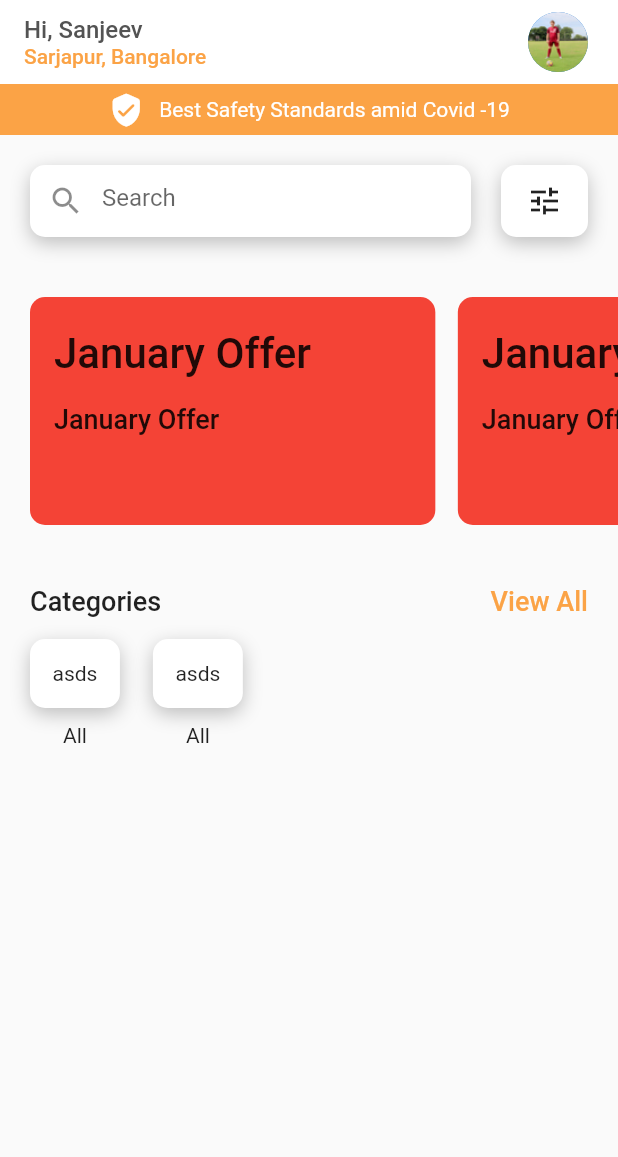
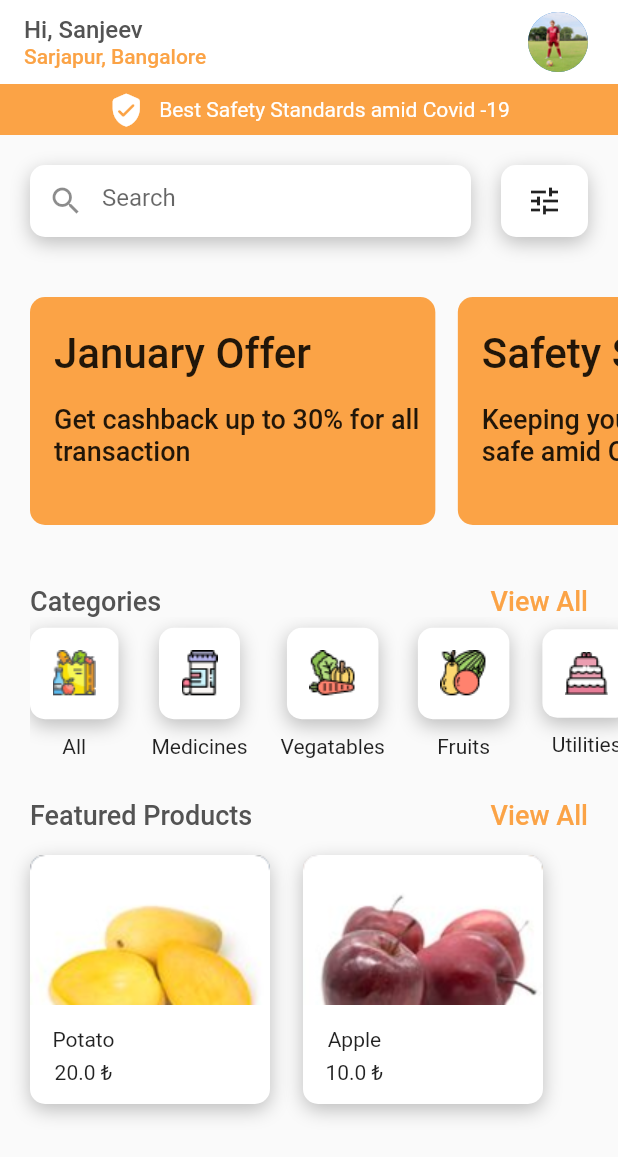
Before and after one commit to turan1302/flutter-commerce, a Flutter app: the screen it shows after launch, on a phone screen of 412 x 824 dp. Shown: the top 1157 px of the screen. Run offline on Flutter 3.47's test engine with Material 2 defaults, Android fonts, the phone set to English and light mode, and no system bars.

```diff
--- a/lib/sayfalar/Anasayfa.dart
+++ b/lib/sayfalar/Anasayfa.dart
@@ -1,5 +1,6 @@
 import 'package:flutter/material.dart';
 import 'package:flutter_commerce/sabitler/ext.dart';
+import 'package:flutter_commerce/servisler/anasayfa.dart';
 
 class Anasayfa extends StatefulWidget {
   const Anasayfa({Key? key}) : super(key: key);
@@ -25,24 +26,51 @@ class _AnasayfaState extends State<Anasayfa> {
                 /** ANASYAFA SLIDER KISMI **/
                 buildSlider(),
                 /** CATEGORIES KISMI **/
+                buildCategories(),
+                /** ANASAYFA FEATURED PRODUCTS KISMI **/
+                buildFeaturedProducts()
+              ],
+            ),
+          ),
+        ),
+      ),
+    );
+  }
+
+  Column buildFeaturedProducts() {
+    return Column(
+                children: [
                   Padding(
-                  padding: EdgeInsets.only(top: 20,left: 20,right: 20),
+                    padding: EdgeInsets.only(top: 20, left: 20, right: 20),
                     child: Row(
                       mainAxisAlignment: MainAxisAlignment.spaceBetween,
                       children: [
-                      Text("Categories",style: TextStyle(fontSize: 18,fontWeight: FontWeight.w500)),
-                      Text("View All",style: TextStyle(color: HexColor("FBA346"),fontSize: 18,fontWeight: FontWeight.w500))
+                        Text(
+                          "Featured Products",
+                          style: TextStyle(
+                              color: HexColor("535353"),
+                              fontSize: 18,
+                              fontWeight: FontWeight.w500),
+                        ),
+                        Text(
+                          "View All",
+                          style: TextStyle(
+                              color: HexColor("FBA346"),
+                              fontSize: 18,
+                              fontWeight: FontWeight.w500),
+                        ),
                       ],
                     ),
                   ),
                   Padding(
-                  padding: EdgeInsets.only(left: 20),
+                      padding: EdgeInsets.only(top: 15, left: 20),
                       child: Container(
-                    height: 102,
-                    child: ListView(
+                        height: 168,
+                        child: ListView.builder(
                           scrollDirection: Axis.horizontal,
-                      children: [
-                        Padding(
+                          itemCount: homeFeatured.length,
+                          itemBuilder: (context,index){
+                            return Padding(
                                 padding: const EdgeInsets.only(right: 22),
                                 child: Column(
                                   mainAxisAlignment: MainAxisAlignment.center,
@@ -54,61 +82,37 @@ class _AnasayfaState extends State<Anasayfa> {
                                           boxShadow: [
                                             BoxShadow(
                                                 color: HexColor("bdbdbd"),
-                                            blurRadius:10,
-                                            offset: Offset(0,4)
-                                        )
-                                      ]
+                                                blurRadius: 10,
+                                                offset: Offset(0, 4))
+                                          ]),
+                                      child: Column(
+                                        crossAxisAlignment: CrossAxisAlignment.start,
+                                        children: [
+                                          Image.asset(homeFeatured[index]['image']),
+                                          Padding(
+                                            padding: EdgeInsets.only(top: 15,left: 15),
+                                            child: Column(
+                                              children: [
+                                                Text(homeFeatured[index]['name']),
+                                                SizedBox(
+                                                  height: 6,
                                                 ),
-                                  child: Padding(
-                                    padding: const EdgeInsets.all(15),
-                                    child: Text("asds"),
+                                                Text(homeFeatured[index]['price'].toString()+" ₺"),
+                                                SizedBox(
+                                                  height: 13,
                                                 ),
-                                ),
-                                SizedBox(
-                                  height: 10,
-                                ),
-                                Text("All")
-                              ],
-                            )
-                        ),
-                        Padding(
-                            padding: const EdgeInsets.only(right: 22),
-                            child: Column(
-                              mainAxisAlignment: MainAxisAlignment.center,
-                              children: [
-                                Container(
-                                  decoration: BoxDecoration(
-                                      color: Colors.white,
-                                      borderRadius: BorderRadius.circular(10),
-                                      boxShadow: [
-                                        BoxShadow(
-                                            color: HexColor("bdbdbd"),
-                                            blurRadius:10,
-                                            offset: Offset(0,4)
-                                        )
-                                      ]
-                                  ),
-                                  child: Padding(
-                                    padding: const EdgeInsets.all(15),
-                                    child: Text("asds"),
-                                  ),
-                                ),
-                                SizedBox(
-                                  height: 10,
-                                ),
-                                Text("All")
                                               ],
                                             )
                                           ),
                                         ],
                                       ),
                                     ),
-                )
                                   ],
+                                ));
+                          },
                         ),
-          ),
-        ),
-      ),
+                      ))
+                ],
               );
   }
 
@@ -120,16 +124,22 @@ class _AnasayfaState extends State<Anasayfa> {
       title: Column(
         crossAxisAlignment: CrossAxisAlignment.start,
         children: [
-          Text("Hi, Sanjeev",style: TextStyle(color: HexColor(yazi_renk),fontSize: 16,fontWeight: FontWeight.w500)),
-          Text("Sarjapur, Bangalore",style: TextStyle(color: HexColor("FBA346"),fontSize: 14,fontWeight: FontWeight.w500)),
+          Text("Hi, Sanjeev",
+              style: TextStyle(
+                  color: HexColor(yazi_renk),
+                  fontSize: 16,
+                  fontWeight: FontWeight.w500)),
+          Text("Sarjapur, Bangalore",
+              style: TextStyle(
+                  color: HexColor("FBA346"),
+                  fontSize: 14,
+                  fontWeight: FontWeight.w500)),
         ],
       ),
       actions: [
         Padding(
           padding: const EdgeInsets.only(right: 20),
-          child: CircleAvatar(
-              backgroundImage: AssetImage('assets/avatar.png')
-          ),
+          child: CircleAvatar(backgroundImage: AssetImage('assets/avatar.png')),
         )
       ],
     );
@@ -147,11 +157,13 @@ class _AnasayfaState extends State<Anasayfa> {
         child: Row(
           mainAxisAlignment: MainAxisAlignment.center,
           children: [
-            Icon(Icons.verified_user_rounded,color: Colors.white),
+            Icon(Icons.verified_user_rounded, color: Colors.white),
             SizedBox(
               width: 10,
             ),
-            Text("Best Safety Standards amid Covid -19",style: TextStyle(color: Colors.white),textAlign: TextAlign.center),
+            Text("Best Safety Standards amid Covid -19",
+                style: TextStyle(color: Colors.white),
+                textAlign: TextAlign.center),
           ],
         ),
       ),
@@ -166,7 +178,7 @@ class _AnasayfaState extends State<Anasayfa> {
         child: Row(
           children: [
             Expanded(
-              flex :3,
+              flex: 3,
               child: Container(
                 decoration: BoxDecoration(
                     color: Colors.white,
@@ -174,17 +186,14 @@ class _AnasayfaState extends State<Anasayfa> {
                     boxShadow: [
                       BoxShadow(
                           color: HexColor("bdbdbd"),
-                          blurRadius:10,
-                          offset: Offset(0,4)
-                      )
-                    ]
-                ),
+                          blurRadius: 10,
+                          offset: Offset(0, 4))
+                    ]),
                 child: TextFormField(
                   decoration: InputDecoration(
                       prefixIcon: Icon(Icons.search),
                       hintText: "Search",
-                      border: InputBorder.none
-                  ),
+                      border: InputBorder.none),
                 ),
               ),
             ),
@@ -198,16 +207,14 @@ class _AnasayfaState extends State<Anasayfa> {
                     boxShadow: [
                       BoxShadow(
                           color: HexColor("bdbdbd"),
-                          blurRadius:10,
-                          offset: Offset(0,4)
-                      )
-                    ]
-                ),
-                child:Padding(
-                  padding: const EdgeInsets.symmetric(vertical: 12,horizontal: 17),
+                          blurRadius: 10,
+                          offset: Offset(0, 4))
+                    ]),
+                child: Padding(
+                  padding:
+                      const EdgeInsets.symmetric(vertical: 12, horizontal: 17),
                   child: Icon(Icons.tune),
-                )
-            ),
+                )),
           ],
         ),
       ),
@@ -217,7 +224,7 @@ class _AnasayfaState extends State<Anasayfa> {
   /** ANASAYFA SLIDER KISMI **/
   Padding buildSlider() {
     return Padding(
-      padding: EdgeInsets.only(top: 20,bottom: 20,left: 20),
+      padding: EdgeInsets.only(top: 20, bottom: 20, left: 20),
       child: Container(
         height: 152,
         child: ListView(
@@ -226,52 +233,58 @@ class _AnasayfaState extends State<Anasayfa> {
             Padding(
               padding: const EdgeInsets.only(right: 15),
               child: AspectRatio(
-                aspectRatio: 4/2.25,
+                aspectRatio: 4 / 2.25,
                 child: Container(
                   height: 152,
                   child: Column(
                     crossAxisAlignment: CrossAxisAlignment.start,
                     children: [
                       Padding(
-                        padding: EdgeInsets.only(top: 21,left: 16),
-                        child: Text("January Offer",style: TextStyle(fontSize: 28,fontWeight: FontWeight.w500)),
+                        padding: EdgeInsets.only(top: 21, left: 16),
+                        child: Text("January Offer",
+                            style: TextStyle(
+                                fontSize: 28, fontWeight: FontWeight.w500)),
                       ),
                       Padding(
-                        padding: EdgeInsets.only(top: 17,left: 16),
-                        child: Text("January Offer",style: TextStyle(fontSize: 18,fontWeight: FontWeight.w500)),
+                        padding: EdgeInsets.only(top: 17, left: 16),
+                        child: Text("Get cashback up to 30% for all transaction",
+                            style: TextStyle(
+                                fontSize: 18, fontWeight: FontWeight.w500)),
                       ),
                     ],
                   ),
                   decoration: BoxDecoration(
-                      color: Colors.red,
-                      borderRadius: BorderRadius.circular(10)
-                  ),
+                      color: HexColor("FBA346"),
+                      borderRadius: BorderRadius.circular(10)),
                 ),
               ),
             ),
             Padding(
               padding: const EdgeInsets.only(right: 15),
               child: AspectRatio(
-                aspectRatio: 4/2.25,
+                aspectRatio: 4 / 2.25,
                 child: Container(
                   height: 152,
                   child: Column(
                     crossAxisAlignment: CrossAxisAlignment.start,
                     children: [
                       Padding(
-                        padding: EdgeInsets.only(top: 21,left: 16),
-                        child: Text("January Offer",style: TextStyle(fontSize: 28,fontWeight: FontWeight.w500)),
+                        padding: EdgeInsets.only(top: 21, left: 16),
+                        child: Text("Safety Standards",
+                            style: TextStyle(
+                                fontSize: 28, fontWeight: FontWeight.w500)),
                       ),
                       Padding(
-                        padding: EdgeInsets.only(top: 17,left: 16),
-                        child: Text("January Offer",style: TextStyle(fontSize: 18,fontWeight: FontWeight.w500)),
+                        padding: EdgeInsets.only(top: 17, left: 16),
+                        child: Text("Keeping you and our partners safe amid Covid -19",
+                            style: TextStyle(
+                                fontSize: 18, fontWeight: FontWeight.w500)),
                       ),
                     ],
                   ),
                   decoration: BoxDecoration(
-                      color: Colors.red,
-                      borderRadius: BorderRadius.circular(10)
-                  ),
+                      color: HexColor("FBA346"),
+                      borderRadius: BorderRadius.circular(10)),
                 ),
               ),
             ),
@@ -280,4 +293,68 @@ class _AnasayfaState extends State<Anasayfa> {
       ),
     );
   }
+
+  /** ANASAYFA KATEGORİLER KISMI **/
+  Column buildCategories() {
+    return Column(
+      children: [
+        Padding(
+          padding: EdgeInsets.only(top: 20, left: 20, right: 20),
+          child: Row(
+            mainAxisAlignment: MainAxisAlignment.spaceBetween,
+            children: [
+              Text("Categories",
+                  style: TextStyle(
+                      color: HexColor("535353"),
+                      fontSize: 18,
+                      fontWeight: FontWeight.w500)),
+              Text("View All",
+                  style: TextStyle(
+                      color: HexColor("FBA346"),
+                      fontSize: 18,
+                      fontWeight: FontWeight.w500))
+            ],
+          ),
+        ),
+        Padding(
+          padding: EdgeInsets.only(left: 20),
+          child: Container(
+            height: 102,
+            child: ListView.builder(
+              scrollDirection: Axis.horizontal,
+              itemCount: homeCategories.length,
+              itemBuilder: (context, index) {
+                return Padding(
+                    padding: const EdgeInsets.only(right: 22),
+                    child: Column(
+                      mainAxisAlignment: MainAxisAlignment.center,
+                      children: [
+                        Container(
+                          decoration: BoxDecoration(
+                              color: Colors.white,
+                              borderRadius: BorderRadius.circular(10),
+                              boxShadow: [
+                                BoxShadow(
+                                    color: HexColor("bdbdbd"),
+                                    blurRadius: 10,
+                                    offset: Offset(0, 4))
+                              ]),
+                          child: Padding(
+                            padding: const EdgeInsets.all(15),
+                            child: Image.asset(homeCategories[index]['image']),
+                          ),
+                        ),
+                        SizedBox(
+                          height: 10,
+                        ),
+                        Text(homeCategories[index]['name'])
+                      ],
+                    ));
+              },
+            ),
+          ),
+        )
+      ],
+    );
   }
+}
--- /dev/null
+++ b/lib/servisler/anasayfa.dart
@@ -0,0 +1,12 @@
+List<Map> homeCategories = [
+  {"name": 'All', "image": "assets/categories/all.png"},
+  {"name": 'Medicines', "image": "assets/categories/medicines.png"},
+  {"name": 'Vegatables', "image": "assets/categories/vegatables.png"},
+  {"name": 'Fruits', "image": "assets/categories/fruits.png"},
+  {"name": 'Utilities', "image": "assets/categories/utilities.png"}
+];
+
+List<Map> homeFeatured = [
+  {"image": "assets/featured/potato.png", "name": "Potato","price" : 20.00},
+  {"image": "assets/featured/apple.png", "name": "Apple","price" : 10.00}
+];
--- a/pubspec.yaml
+++ b/pubspec.yaml
@@ -62,6 +62,8 @@ flutter:
   # To add assets to your application, add an assets section, like this:
   assets:
    - assets/
+   - assets/categories/
+   - assets/featured/
   #   - images/a_dot_burr.jpeg
   #   - images/a_dot_ham.jpeg
 
```
Also changed, not shown: assets/categories/all.png (added), assets/categories/fruits.png (added), assets/categories/medicines.png (added), assets/categories/utilities.png (added), assets/categories/vegatables.png (added), assets/featured/apple.png (added), assets/featured/avocado.png (added), assets/featured/potato.png (added). Lines whose indentation alone changed are shown as unchanged.
